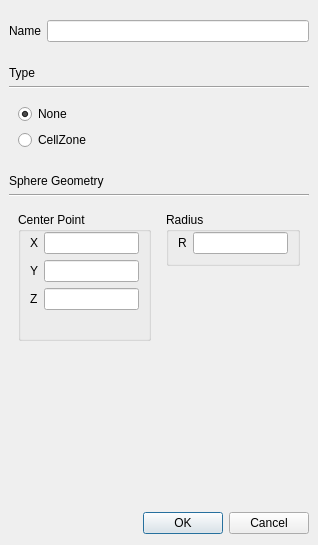
First picture: the form in baramMesh/view/geometry/volume_dialog.ui, repository nextfoam/baram, before the edit.
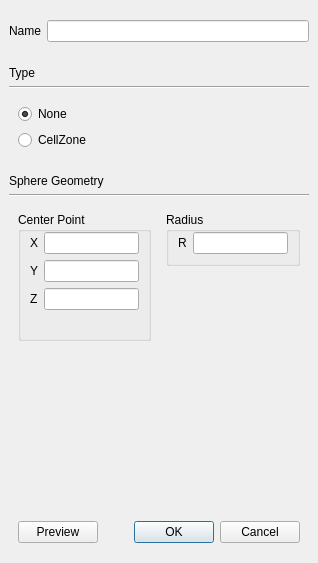
Second picture: the form after the edit.

Commit message: mesh#375 Geometry(volume)을 생성 및 편집할 때 형상 미리보기

```diff
--- a/baramMesh/view/geometry/volume_dialog.ui
+++ b/baramMesh/view/geometry/volume_dialog.ui
@@ -552,6 +552,16 @@
     </widget>
    </item>
    <item>
+    <widget class="QWidget" name="widget" native="true">
+     <layout class="QHBoxLayout" name="horizontalLayout_3">
+      <item>
+       <widget class="QPushButton" name="preview">
+        <property name="text">
+         <string>Preview</string>
+        </property>
+       </widget>
+      </item>
+      <item>
     <widget class="QDialogButtonBox" name="buttonBox">
      <property name="orientation">
       <enum>Qt::Horizontal</enum>
@@ -559,6 +569,9 @@
      <property name="standardButtons">
       <set>QDialogButtonBox::Cancel|QDialogButtonBox::Ok</set>
      </property>
+       </widget>
+      </item>
+     </layout>
     </widget>
    </item>
   </layout>
```
Lines whose indentation alone changed are shown as unchanged. The commit also changes 2 other files.
